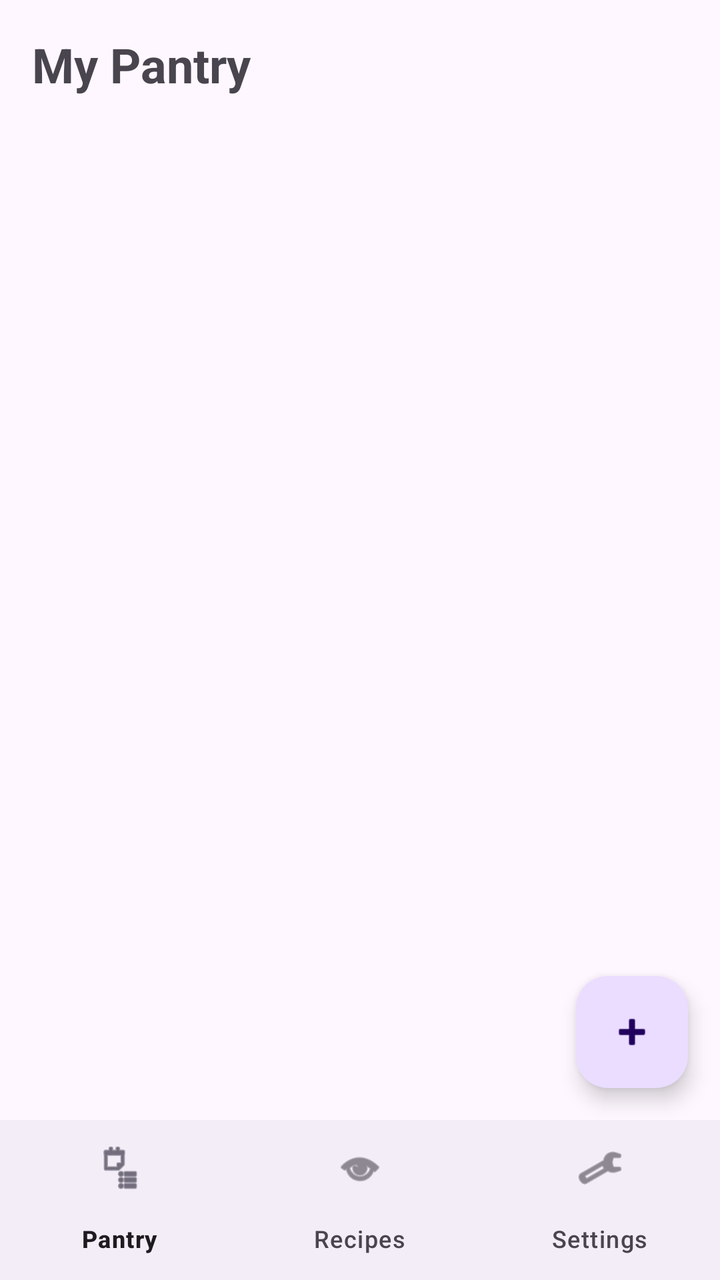
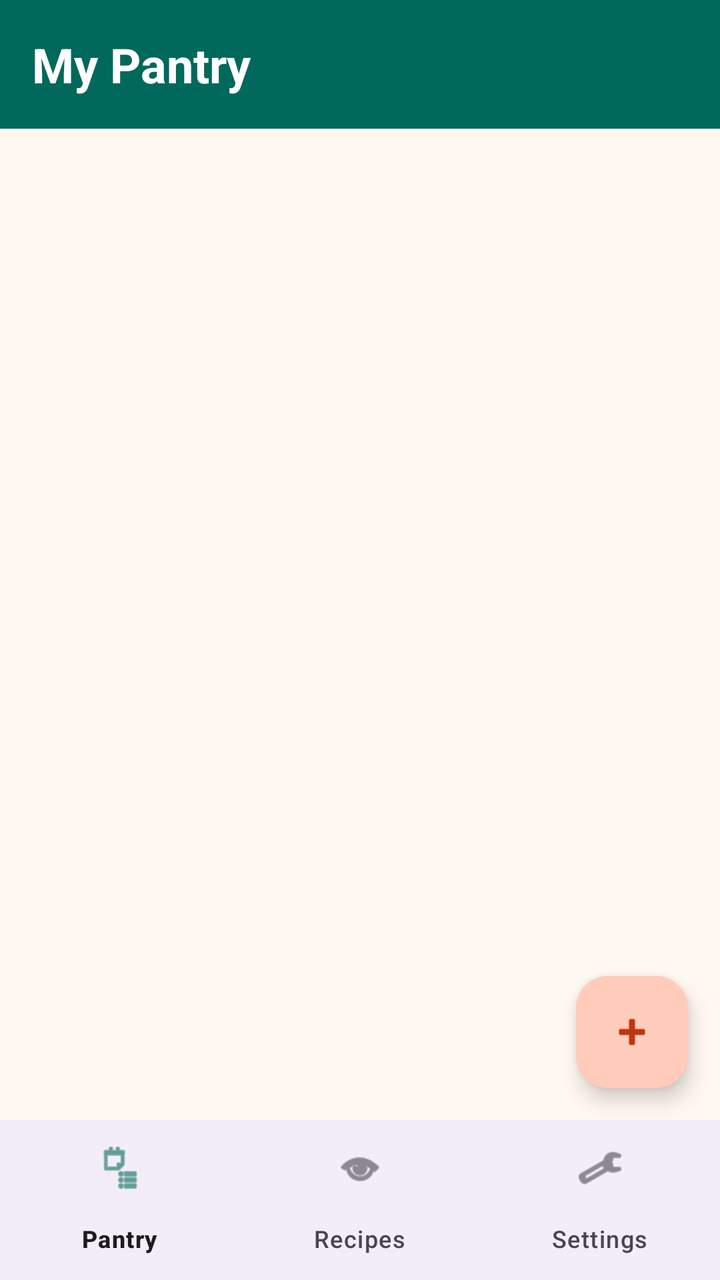

The first picture is an Android layout as it rendered before a commit; the second is the same layout after the commit. The layout source and the unified diff follow.
<!-- AndroidManifest.xml: application theme Theme.SmartPantryManager -->
<!-- res/layout/activity_main.xml -->
<?xml version="1.0" encoding="utf-8"?>
<LinearLayout xmlns:android="http://schemas.android.com/apk/res/android"
    xmlns:app="http://schemas.android.com/apk/res-auto"
    android:layout_width="match_parent"
    android:layout_height="match_parent"
    android:fitsSystemWindows="true"
    android:orientation="vertical">

    <TextView
        android:layout_width="match_parent"
        android:layout_height="wrap_content"
        android:padding="16dp"
        android:text="My Pantry"
        android:textSize="24sp"
        android:textStyle="bold" />

    <TextView
        android:id="@+id/tvBanner"
        android:layout_width="match_parent"
        android:layout_height="wrap_content"
        android:background="#FFF3CD"
        android:padding="10dp"
        android:textColor="#664D03"
        android:visibility="gone" />

    <FrameLayout
        android:layout_width="match_parent"
        android:layout_height="0dp"
        android:layout_weight="1">

        <androidx.recyclerview.widget.RecyclerView
            android:id="@+id/rvPantry"
            android:layout_width="match_parent"
            android:layout_height="match_parent"
            android:clipToPadding="false"
            android:paddingBottom="80dp" />

        <TextView
            android:id="@+id/tvEmpty"
            android:layout_width="match_parent"
            android:layout_height="match_parent"
            android:gravity="center"
            android:padding="24dp"
            android:text="Your pantry is empty - tap + to add ingredients"
            android:textSize="16sp"
            android:visibility="gone" />

        <com.google.android.material.floatingactionbutton.FloatingActionButton
            android:id="@+id/fabAdd"
            android:layout_width="wrap_content"
            android:layout_height="wrap_content"
            android:layout_gravity="bottom|end"
            android:layout_margin="16dp"
            android:contentDescription="Add ingredient"
            android:src="@android:drawable/ic_input_add" />
    </FrameLayout>

    <com.google.android.material.bottomnavigation.BottomNavigationView
        android:id="@+id/bottomNav"
        android:layout_width="match_parent"
        android:layout_height="wrap_content"
        app:menu="@menu/bottom_nav" />
</LinearLayout>
<!-- resources referenced by this layout -->
<resources>
  <style name="Theme.SmartPantryManager" parent="Base.Theme.SmartPantryManager" />
  <style name="Base.Theme.SmartPantryManager" parent="Theme.Material3.DayNight.NoActionBar">
          
          
      </style>
</resources>

<!-- the commit's change to res/layout/activity_main.xml (unified diff, before → after) -->
@@ -9,8 +9,10 @@
     <TextView
         android:layout_width="match_parent"
         android:layout_height="wrap_content"
+        android:background="@color/teal_dark"
         android:padding="16dp"
         android:text="My Pantry"
+        android:textColor="@android:color/white"
         android:textSize="24sp"
         android:textStyle="bold" />
 
@@ -18,9 +20,9 @@
         android:id="@+id/tvBanner"
         android:layout_width="match_parent"
         android:layout_height="wrap_content"
-        android:background="#FFF3CD"
+        android:background="#FFE082"
         android:padding="10dp"
-        android:textColor="#664D03"
+        android:textColor="#5D4037"
         android:visibility="gone" />
 
     <FrameLayout
@@ -33,6 +35,7 @@
             android:layout_width="match_parent"
             android:layout_height="match_parent"
             android:clipToPadding="false"
+            android:paddingTop="6dp"
             android:paddingBottom="80dp" />
 
         <TextView
@@ -42,6 +45,7 @@
             android:gravity="center"
             android:padding="24dp"
             android:text="Your pantry is empty - tap + to add ingredients"
+            android:textColor="@color/teal_dark"
             android:textSize="16sp"
             android:visibility="gone" />
 
<!-- resource entries referenced after the edit -->
@@ -1,9 +1,25 @@
 <!-- resources referenced by this layout -->
 <resources>
+  <color name="teal_dark">#00695C</color>
   <style name="Theme.SmartPantryManager" parent="Base.Theme.SmartPantryManager" />
-  <style name="Base.Theme.SmartPantryManager" parent="Theme.Material3.DayNight.NoActionBar">
-          
-          
+  <style name="Base.Theme.SmartPantryManager" parent="Theme.Material3.Light.NoActionBar">
+          <item name="colorPrimary">@color/teal</item>
+          <item name="colorOnPrimary">@android:color/white</item>
+          <item name="colorPrimaryContainer">@color/coral_light</item>
+          <item name="colorOnPrimaryContainer">@color/coral_dark</item>
+          <item name="colorSecondary">@color/coral</item>
+          <item name="colorOnSecondary">@android:color/white</item>
+          <item name="colorSecondaryContainer">@color/teal_light</item>
+          <item name="colorOnSecondaryContainer">@color/teal_dark</item>
+          <item name="android:colorBackground">@color/cream</item>
+          <item name="android:statusBarColor">@color/teal_dark</item>
+          <item name="android:windowLightStatusBar" tools:targetApi="m">false</item>
       </style>
+  <color name="teal">#00897B</color>
+  <color name="coral_light">#FFCCBC</color>
+  <color name="coral_dark">#BF360C</color>
+  <color name="coral">#FF7043</color>
+  <color name="teal_light">#B2DFDB</color>
+  <color name="cream">#FFF8F0</color>
 </resources>
 
